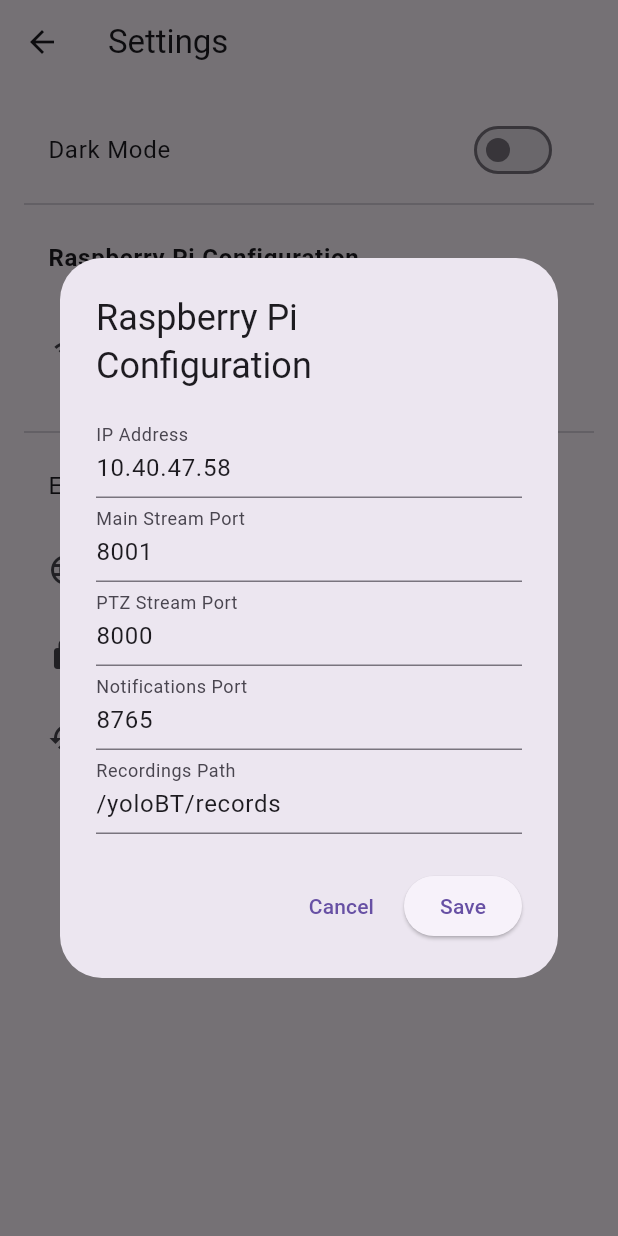
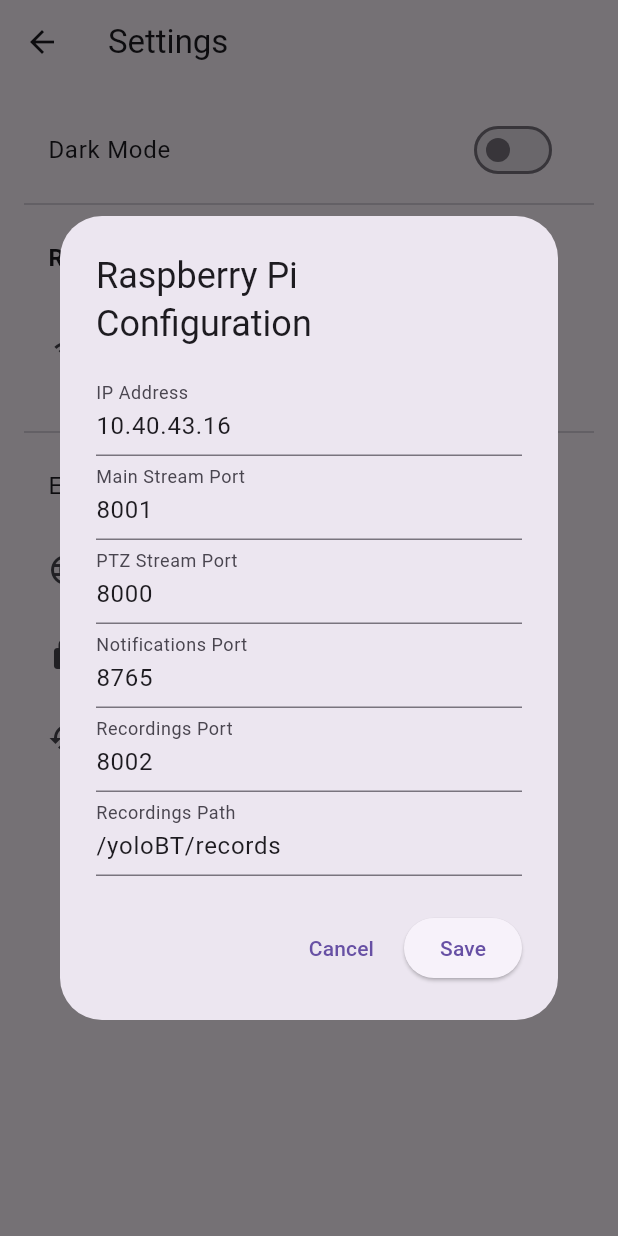
Before and after one commit to ymentawy/Home_Security_Application, a Flutter app: the SettingsPage screen opened directly with empty values, after a tap on "Pi Configuration", on a phone screen of 412 x 824 dp. Run offline on Flutter 3.47's test engine with Material 3 defaults, Android fonts, the light colour scheme and no system bars; our stand-ins replace chewie, cloud_firestore, firebase_auth, firebase_core, flutter_local_notifications, google_sign_in and 3 more; missing offline and left inert: mjpeg_stream; accounts and stored records are empty; network calls fail.

Commit message:
The final Version

```diff
--- a/lib/main.dart
+++ b/lib/main.dart
@@ -2,12 +2,20 @@
 import 'package:firebase_core/firebase_core.dart';
 import 'firebase_options.dart';
 import 'login_page.dart';
+import 'recordings_page.dart';
+import 'notification_service.dart';
 
 void main() async {
   WidgetsFlutterBinding.ensureInitialized();
+
+  // Initialize Firebase
   await Firebase.initializeApp(
     options: DefaultFirebaseOptions.currentPlatform,
   );
+
+  // Initialize notification service navigator key
+  NotificationService.navigatorKey = GlobalKey<NavigatorState>();
+
   runApp(const HomeSecurityApp());
 }
 
@@ -31,9 +39,14 @@
   Widget build(BuildContext context) {
     return MaterialApp(
       debugShowCheckedModeBanner: false,
+      navigatorKey: NotificationService.navigatorKey, // Add navigator key
       title: 'Home Security System',
       theme: isDarkMode ? ThemeData.dark() : ThemeData.light(),
-      home: const SplashScreen(), // Start with SplashScreen
+      home: const SplashScreen(),
+      routes: {
+        '/recordings': (context) =>
+            const RecordingsPage(), // Add recordings route
+      },
     );
   }
 }
--- a/lib/notification_service.dart
+++ b/lib/notification_service.dart
@@ -1,8 +1,11 @@
 import 'dart:convert';
 import 'package:web_socket_channel/io.dart';
 import 'package:flutter_local_notifications/flutter_local_notifications.dart';
+import 'package:flutter/material.dart';
 
-typedef NotificationCallback = void Function(String title, String body);
+// Update callback to include a tap handler
+typedef NotificationCallback = void Function(
+    String title, String body, VoidCallback onTap);
 
 class NotificationService {
   // Singleton pattern
@@ -15,6 +18,16 @@
       FlutterLocalNotificationsPlugin();
 
   final List<NotificationCallback> _callbacks = [];
+
+  // Store navigation key
+  static GlobalKey<NavigatorState>? navigatorKey;
+
+  // Navigate to recordings page
+  void _navigateToRecordings() {
+    if (navigatorKey?.currentState != null) {
+      navigatorKey!.currentState!.pushNamed('/recordings');
+    }
+  }
 
   void addNotificationListener(NotificationCallback callback) {
     _callbacks.add(callback);
@@ -32,12 +45,33 @@
       requestSoundPermission: true,
       requestAlertPermission: true,
       requestBadgePermission: true,
+      notificationCategories: [
+        DarwinNotificationCategory(
+          'motion_detection',
+          actions: [
+            DarwinNotificationAction.plain(
+              'view_recording',
+              'View Recording',
+              options: {
+                DarwinNotificationActionOption.foreground,
+              },
+            ),
+          ],
+        ),
+      ],
     );
     final initSettings = InitializationSettings(
       android: androidSettings,
       iOS: iosSettings,
     );
-    await _localNotifications.initialize(initSettings);
+
+    await _localNotifications.initialize(
+      initSettings,
+      onDidReceiveNotificationResponse: (NotificationResponse response) {
+        _navigateToRecordings();
+      },
+      onDidReceiveBackgroundNotificationResponse: notificationTapBackground,
+    );
 
     const channel = AndroidNotificationChannel(
       'pi_notifications',
@@ -77,6 +111,7 @@
         },
         onError: (err) {
           print('❌ WS error: $err');
+          _isListening = false;
         },
         onDone: () {
           print('⚠️ WS connection closed');
@@ -103,9 +138,9 @@
   Future<void> _showNotification(String title, String body) async {
     print('🏷️ Showing notification: title="$title", body="$body"');
 
-    // Notify all listeners
+    // Notify all listeners with tap handler
     for (final callback in _callbacks) {
-      callback(title, body);
+      callback(title, body, _navigateToRecordings);
     }
 
     const androidDetails = AndroidNotificationDetails(
@@ -114,16 +149,43 @@
       channelDescription: 'Alerts from your Raspberry Pi',
       importance: Importance.max,
       priority: Priority.high,
+      actions: <AndroidNotificationAction>[
+        AndroidNotificationAction(
+          'view_recording',
+          'View Recording',
+          showsUserInterface: true,
+          cancelNotification: false,
+        ),
+      ],
     );
-    final iosDetails = DarwinNotificationDetails();
+
+    final iosDetails = DarwinNotificationDetails(
+      categoryIdentifier: 'motion_detection',
+    );
+
     final details = NotificationDetails(
       android: androidDetails,
       iOS: iosDetails,
     );
+
     try {
-      await _localNotifications.show(0, title, body, details);
+      await _localNotifications.show(
+        0,
+        title,
+        body,
+        details,
+        payload: 'recordings_page',
+      );
     } catch (e) {
       print('❌ Error showing local notification: $e');
     }
   }
 }
+
+@pragma('vm:entry-point')
+void notificationTapBackground(NotificationResponse response) {
+  // Handle notification tap in background
+  if (NotificationService.navigatorKey?.currentState != null) {
+    NotificationService.navigatorKey!.currentState!.pushNamed('/recordings');
+  }
+}
--- a/lib/settings.dart
+++ b/lib/settings.dart
@@ -8,11 +8,14 @@
 import 'change_password_page.dart';
 
 class PiConfig {
-  static const String defaultPiIp = '10.40.47.58';
+  static const String defaultPiIp = '10.40.43.16';
   static const int defaultMainStreamPort = 8001;
   static const int defaultPtzStreamPort = 8000;
   static const int defaultNotificationsPort = 8765;
-  static const String defaultRecordingsPath = '/yoloBT/records';
+  static const int defaultRecordingsPort =
+      8002; // New default port for recordings
+  static const String defaultRecordingsPath =
+      '/yoloBT/records'; // Full path to match server configuration
 }
 
 class SettingsPage extends StatefulWidget {
@@ -39,6 +42,7 @@
   int mainStreamPort = PiConfig.defaultMainStreamPort;
   int ptzStreamPort = PiConfig.defaultPtzStreamPort;
   int notificationsPort = PiConfig.defaultNotificationsPort;
+  int recordingsPort = PiConfig.defaultRecordingsPort;
   String recordingsPath = PiConfig.defaultRecordingsPath;
 
   final FlutterLocalNotificationsPlugin flutterLocalNotificationsPlugin =
@@ -48,6 +52,7 @@
   late TextEditingController _mainPortController;
   late TextEditingController _ptzPortController;
   late TextEditingController _notifPortController;
+  late TextEditingController _recordingsPortController;
   late TextEditingController _recordingsPathController;
 
   @override
@@ -71,6 +76,8 @@
           prefs.getInt('ptz_stream_port') ?? PiConfig.defaultPtzStreamPort;
       notificationsPort = prefs.getInt('notifications_port') ??
           PiConfig.defaultNotificationsPort;
+      recordingsPort =
+          prefs.getInt('recordings_port') ?? PiConfig.defaultRecordingsPort;
       recordingsPath =
           prefs.getString('recordings_path') ?? PiConfig.defaultRecordingsPath;
     });
@@ -87,6 +94,7 @@
     await prefs.setInt('main_stream_port', mainStreamPort);
     await prefs.setInt('ptz_stream_port', ptzStreamPort);
     await prefs.setInt('notifications_port', notificationsPort);
+    await prefs.setInt('recordings_port', recordingsPort);
     await prefs.setString('recordings_path', recordingsPath);
   }
 
@@ -179,6 +187,7 @@
                 mainStreamPort = PiConfig.defaultMainStreamPort;
                 ptzStreamPort = PiConfig.defaultPtzStreamPort;
                 notificationsPort = PiConfig.defaultNotificationsPort;
+                recordingsPort = PiConfig.defaultRecordingsPort;
                 recordingsPath = PiConfig.defaultRecordingsPath;
               });
               widget.onDarkModeChanged(false);
@@ -212,6 +221,8 @@
     _ptzPortController = TextEditingController(text: ptzStreamPort.toString());
     _notifPortController =
         TextEditingController(text: notificationsPort.toString());
+    _recordingsPortController =
+        TextEditingController(text: recordingsPort.toString());
     _recordingsPathController = TextEditingController(text: recordingsPath);
 
     showDialog(
@@ -244,6 +255,11 @@
                 keyboardType: TextInputType.number,
               ),
               TextField(
+                controller: _recordingsPortController,
+                decoration: const InputDecoration(labelText: 'Recordings Port'),
+                keyboardType: TextInputType.number,
+              ),
+              TextField(
                 controller: _recordingsPathController,
                 decoration: const InputDecoration(labelText: 'Recordings Path'),
               ),
@@ -265,6 +281,8 @@
                     PiConfig.defaultPtzStreamPort;
                 notificationsPort = int.tryParse(_notifPortController.text) ??
                     PiConfig.defaultNotificationsPort;
+                recordingsPort = int.tryParse(_recordingsPortController.text) ??
+                    PiConfig.defaultRecordingsPort;
                 recordingsPath = _recordingsPathController.text.trim();
               });
               _saveAllPreferences();
--- a/pubspec.yaml
+++ b/pubspec.yaml
@@ -30,6 +30,7 @@
   flutter_vlc_player: ^7.4.3
   mjpeg_stream: ^1.0.1
   web_socket_channel: ^3.0.3
+  intl: ^0.19.0
 
 dependency_overrides:
   flutter_local_notifications_linux: null
```
Also changed, not shown: lib/notification_button.dart (+5 -3 lines), lib/recordings_page.dart (+36 -6 lines), pubspec.lock, 4 other files.
